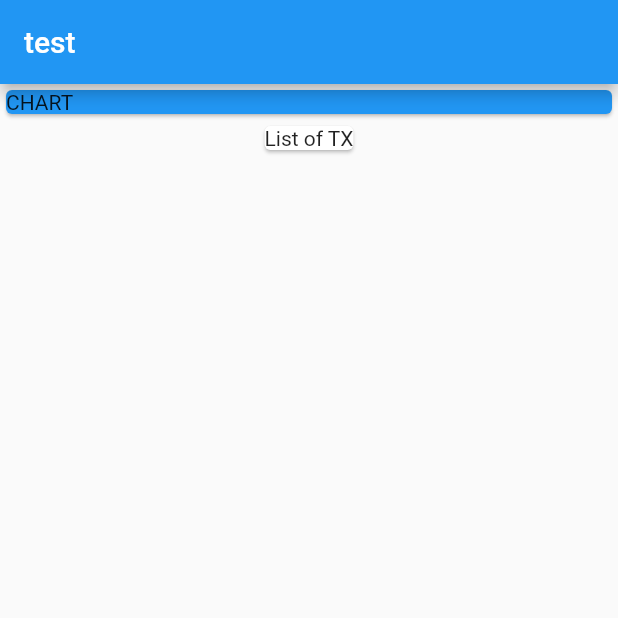
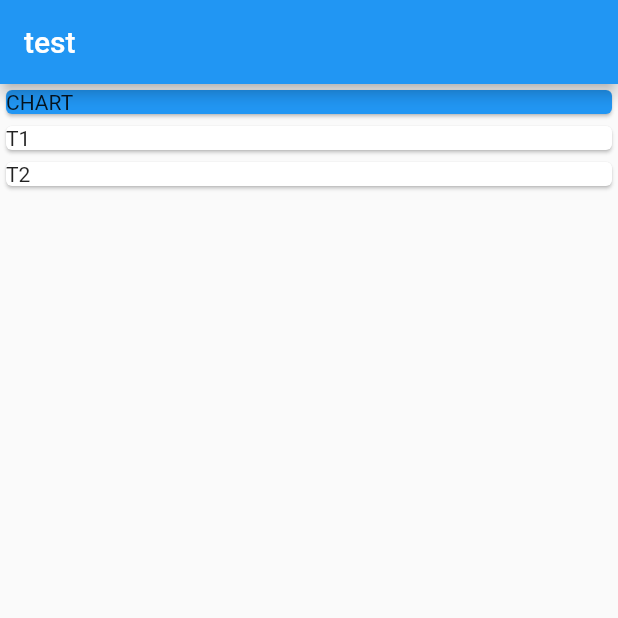
Before and after one commit to amrhesham95/Flutter2_Personal_Expenses_App, a Flutter app: the screen it shows after launch, on a phone screen of 412 x 824 dp, the top half of it. Run offline on Flutter 3.47's test engine with Material 2 defaults, Android fonts, the phone set to English and light mode, and no system bars.

Commit message:
- creating transaction model - model transactions list to cards

```diff
--- a/personal_expenses_app/lib/main.dart
+++ b/personal_expenses_app/lib/main.dart
@@ -1,10 +1,25 @@
 import 'package:flutter/material.dart';
+import './transaction.dart';
 
 void main() {
   runApp(MyHomePage());
 }
 
 class MyHomePage extends StatelessWidget {
+  final List<Transaction> transactions = [
+    Transaction(
+      title: "T1",
+      amount: 22.5,
+      id: "0",
+      date: DateTime.now(),
+    ),
+    Transaction(
+      title: "T2",
+      amount: 54.2,
+      id: "1",
+      date: DateTime.now(),
+    )
+  ];
   @override
   Widget build(BuildContext context) {
     return MaterialApp(
@@ -13,20 +28,24 @@ class MyHomePage extends StatelessWidget {
         title: Text("test"),
       ),
       body: Column(
+        mainAxisAlignment: MainAxisAlignment.start,
+        crossAxisAlignment: CrossAxisAlignment.stretch,
         children: [
           Container(
-              width: double.infinity,
             child: Card(
               child: Text("CHART"),
               color: Colors.blue,
             ),
           ),
-            Card(
-              child: Text("List of TX"),
-            ),
+          Column(
+              crossAxisAlignment: CrossAxisAlignment.stretch,
+              children: transactions.map((tx) {
+                return Card(
+                  child: Text(tx.title),
+                );
+              }).toList()),
         ],
       ),
-      ),
-    );
+    ));
   }
 }
--- /dev/null
+++ b/personal_expenses_app/lib/transaction.dart
@@ -0,0 +1,15 @@
+import 'package:flutter/foundation.dart';
+
+class Transaction {
+  final String id;
+  final String title;
+  final double amount;
+  final DateTime date;
+
+  Transaction({
+    @required this.id,
+    @required this.title,
+    @required this.amount,
+    @required this.date,
+  });
+}
```
Also changed, not shown: personal_expenses_app/pubspec.lock. Lines whose indentation alone changed are shown as unchanged.
